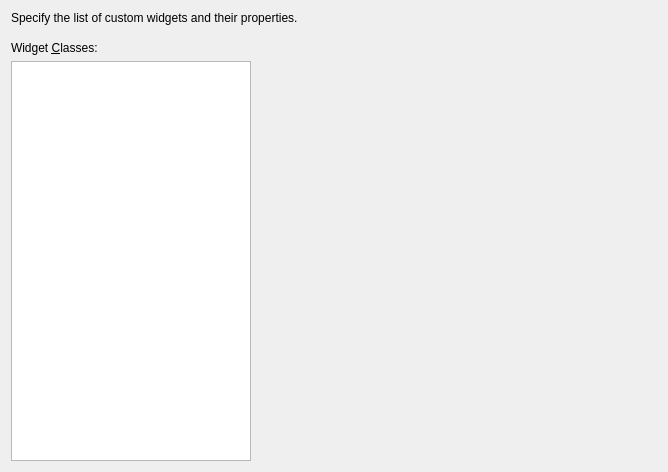
Qt form src/plugins/qt4projectmanager/customwidgetwizard/customwidgetwidgetswizardpage.ui (qt-creator/qt-creator) before a commit.
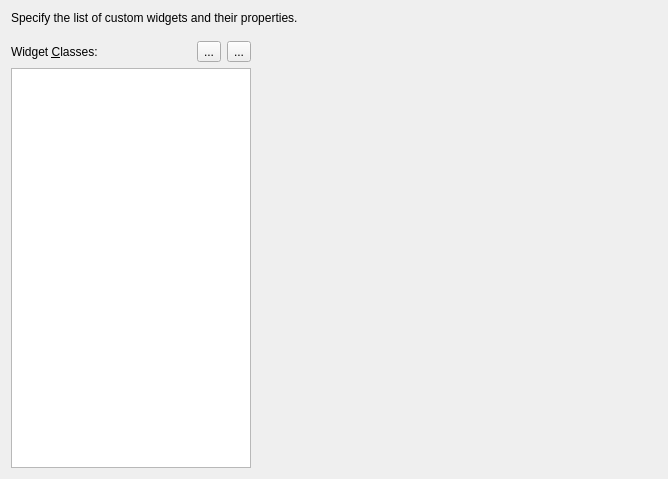
The same form after that commit. Custom widgets are drawn as their Qt base class.

Commit message:
Polish the Qt Designer custom widget wizard
Start editing the class name when wizard page
is initialized. Show a disabled widget page
for the dummy widget item (least surprise).
Add +/- buttons. Refuse invalid class names
(by introducing an item model with setData()
validation. Code polishing, explicitness, etc.
Task-number: QTCREATORBUG-1123

```diff
--- a/src/plugins/qt4projectmanager/customwidgetwizard/customwidgetwidgetswizardpage.ui
+++ b/src/plugins/qt4projectmanager/customwidgetwizard/customwidgetwidgetswizardpage.ui
@@ -7,7 +7,7 @@
     <x>0</x>
     <y>0</y>
     <width>668</width>
-    <height>454</height>
+    <height>475</height>
    </rect>
   </property>
   <property name="windowTitle">
@@ -17,16 +17,6 @@
    <string>Custom Widget List</string>
   </property>
   <layout class="QGridLayout" name="gridLayout">
-   <item row="2" column="0">
-    <widget class="QLabel" name="label">
-     <property name="text">
-      <string>Widget &amp;Classes:</string>
-     </property>
-     <property name="buddy">
-      <cstring>classList</cstring>
-     </property>
-    </widget>
-   </item>
    <item row="2" column="1" rowspan="2">
     <widget class="QWidget" name="tabStackWidget" native="true">
      <property name="minimumSize">
@@ -70,6 +60,34 @@
      </property>
     </spacer>
    </item>
+   <item row="2" column="0">
+    <layout class="QHBoxLayout" name="horizontalLayout">
+     <item>
+      <widget class="QLabel" name="label">
+       <property name="text">
+        <string>Widget &amp;Classes:</string>
+       </property>
+       <property name="buddy">
+        <cstring>classList</cstring>
+       </property>
+      </widget>
+     </item>
+     <item>
+      <widget class="QToolButton" name="addButton">
+       <property name="text">
+        <string>...</string>
+       </property>
+      </widget>
+     </item>
+     <item>
+      <widget class="QToolButton" name="deleteButton">
+       <property name="text">
+        <string>...</string>
+       </property>
+      </widget>
+     </item>
+    </layout>
+   </item>
   </layout>
  </widget>
  <customwidgets>
```
The commit also changes 7 other files.
